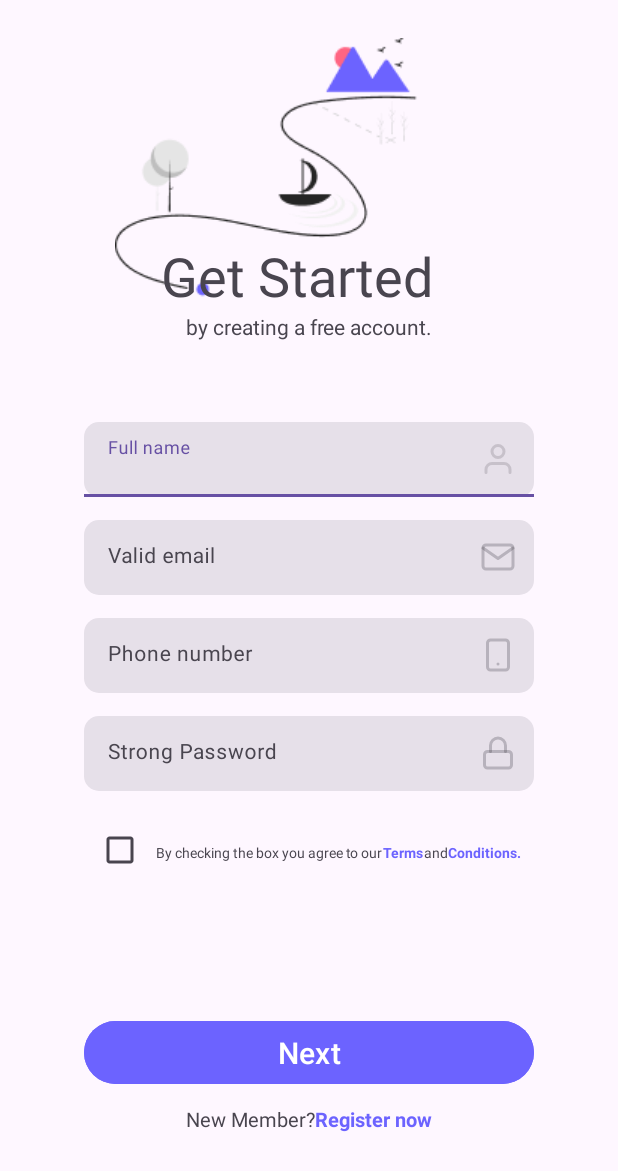
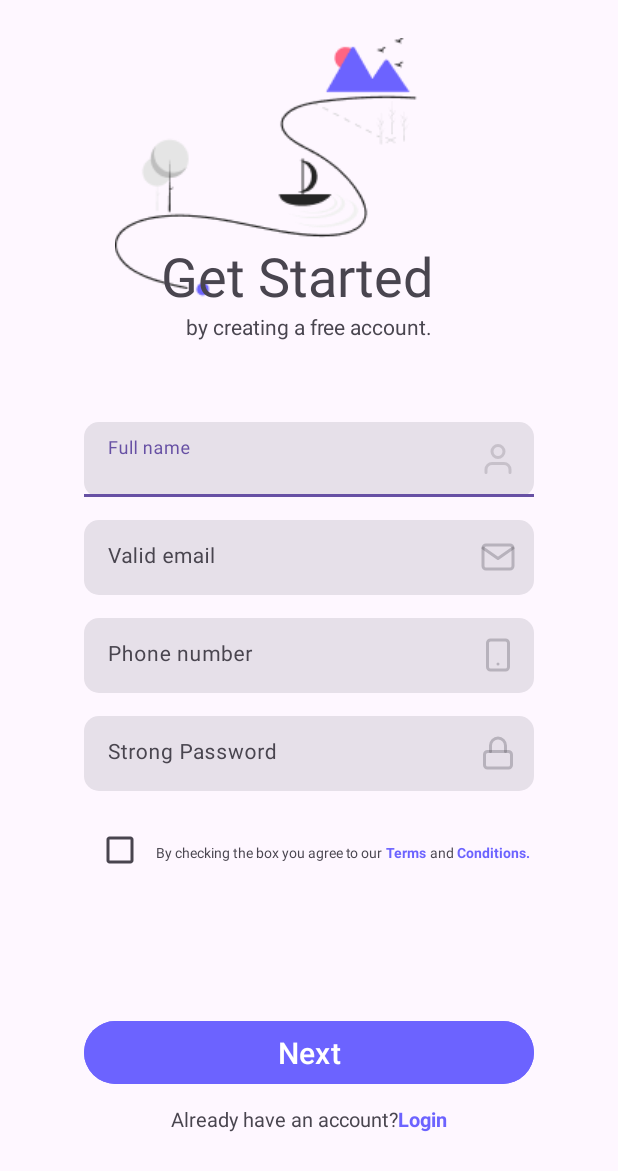
Before and after one commit to Anastasiia1015/MobileAppAssignment1, an Android app: the layout activity_create_acc.xml on its own in the app's theme, with its tools: preview values and no code run, on a phone screen of 412 x 824 dp. Shown: the top 1171 px of the screen. Run offline under Robolectric (Android 15) with nearby library versions, the phone set to English and light mode, and no system bars.

```diff
--- a/app/build.gradle.kts
+++ b/app/build.gradle.kts
@@ -43,6 +43,7 @@ dependencies {
     implementation(libs.androidx.activity)
     implementation(libs.androidx.constraintlayout)
     testImplementation(libs.junit)
+    testImplementation(libs.junit.jupiter)
     androidTestImplementation(libs.androidx.junit)
     androidTestImplementation(libs.androidx.espresso.core)
 }
--- a/app/src/main/AndroidManifest.xml
+++ b/app/src/main/AndroidManifest.xml
@@ -13,10 +13,10 @@
         android:theme="@style/Theme.MyApplication2"
         tools:targetApi="31">
         <activity
-            android:name=".MainActivity2"
+            android:name=".CreateAccActivity"
             android:exported="false" />
         <activity
-            android:name=".MainActivity"
+            android:name=".SignInActivity"
             android:exported="true">
             <intent-filter>
                 <action android:name="android.intent.action.MAIN" />
--- a/app/src/main/res/layout/activity_create_acc.xml
+++ b/app/src/main/res/layout/activity_create_acc.xml
@@ -5,7 +5,7 @@
     android:id="@+id/main"
     android:layout_width="match_parent"
     android:layout_height="match_parent"
-    tools:context=".MainActivity">
+    tools:context=".SignInActivity">
 
     <ImageView
         android:layout_width="wrap_content"
@@ -132,6 +132,8 @@
         <TextView
             android:layout_width="wrap_content"
             android:layout_height="wrap_content"
+            android:layout_marginStart="2dp"
+            android:layout_marginEnd="2dp"
             android:text="@string/terms"
             android:textColor="#6C63FF"
             android:textSize="9sp"
@@ -146,6 +148,8 @@
         <TextView
             android:layout_width="wrap_content"
             android:layout_height="wrap_content"
+            android:layout_marginStart="2dp"
+            android:layout_marginEnd="2dp"
             android:text="@string/conditions"
             android:textColor="#6C63FF"
             android:textSize="9sp"
@@ -179,14 +183,14 @@
             android:id="@+id/newMember"
             android:layout_width="wrap_content"
             android:layout_height="wrap_content"
-            android:text="@string/new_member"
+            android:text="@string/have_account"
             android:textSize="13sp" />
 
         <TextView
-            android:id="@+id/register"
+            android:id="@+id/login"
             android:layout_width="wrap_content"
             android:layout_height="wrap_content"
-            android:text="@string/register_now"
+            android:text="@string/login"
             android:textColor="#6C63FF"
             android:textSize="13sp"
             android:textStyle="bold" />
--- a/app/src/main/res/layout/activity_sign_in.xml
+++ b/app/src/main/res/layout/activity_sign_in.xml
@@ -5,7 +5,7 @@
     android:id="@+id/main"
     android:layout_width="match_parent"
     android:layout_height="match_parent"
-    tools:context=".MainActivity">
+    tools:context=".SignInActivity">
 
     <ImageView
         android:layout_width="wrap_content"
--- a/app/src/main/res/values/strings.xml
+++ b/app/src/main/res/values/strings.xml
@@ -20,5 +20,7 @@
     <string name="valid_email">Valid email</string>
     <string name="phone_number">Phone number</string>
     <string name="strong_password">Strong Password</string>
+    <string name="have_account">Already have an account?</string>
+    <string name="login">Login</string>
 
 </resources>
--- a/gradle/libs.versions.toml
+++ b/gradle/libs.versions.toml
@@ -9,6 +9,7 @@ appcompat = "1.7.0"
 material = "1.12.0"
 activity = "1.9.2"
 constraintlayout = "2.1.4"
+junitJupiter = "5.8.1"
 
 [libraries]
 androidx-core-ktx = { group = "androidx.core", name = "core-ktx", version.ref = "coreKtx" }
@@ -19,6 +20,7 @@ androidx-appcompat = { group = "androidx.appcompat", name = "appcompat", version
 material = { group = "com.google.android.material", name = "material", version.ref = "material" }
 androidx-activity = { group = "androidx.activity", name = "activity", version.ref = "activity" }
 androidx-constraintlayout = { group = "androidx.constraintlayout", name = "constraintlayout", version.ref = "constraintlayout" }
+junit-jupiter = { group = "org.junit.jupiter", name = "junit-jupiter", version.ref = "junitJupiter" }
 
 [plugins]
 android-application = { id = "com.android.application", version.ref = "agp" }
```
Also changed, not shown: app/src/main/java/com/example/myapplication2/CreateAccActivity.kt (renamed from app/src/main/java/com/example/myapplication2/MainActivity.kt, +9 -2 lines), app/src/main/java/com/example/myapplication2/CredentialsManager.kt (added, +16 -0 lines), app/src/main/java/com/example/myapplication2/SignInActivity.kt (renamed from app/src/main/java/com/example/myapplication2/MainActivity2.kt, +12 -2 lines), 1 other file.
